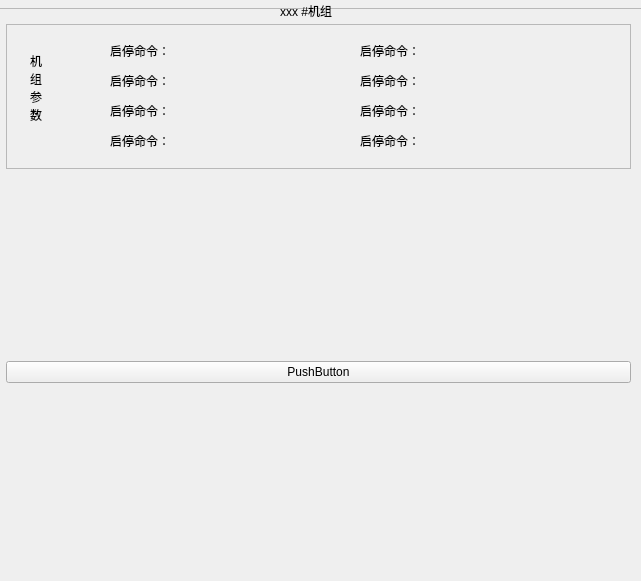
First picture: the form in Form/Module/modularchiller.ui, repository caosq/ChickenFarm, before the edit.
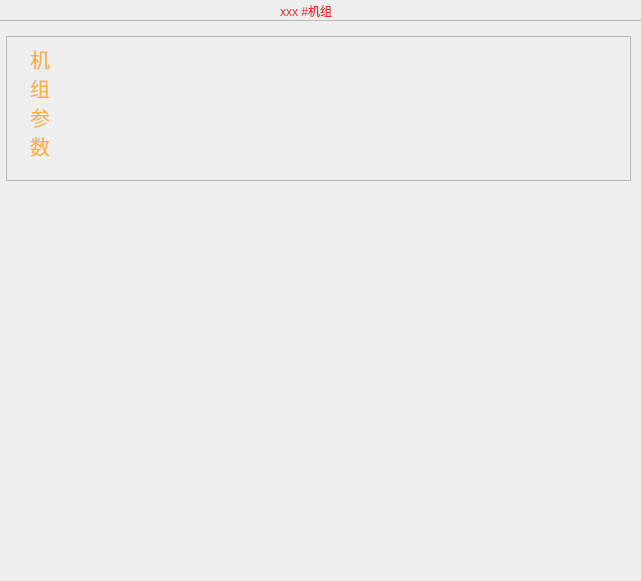
Second picture: the form after the edit. Icons and pictures are not drawn.

The edit to the form file:
```diff
--- a/Form/Module/modularchiller.ui
+++ b/Form/Module/modularchiller.ui
@@ -17,9 +17,9 @@
    <property name="geometry">
     <rect>
      <x>-10</x>
-     <y>8</y>
+     <y>20</y>
      <width>661</width>
-     <height>581</height>
+     <height>569</height>
     </rect>
    </property>
    <property name="styleSheet">
@@ -51,67 +51,57 @@
     <property name="frameShadow">
      <enum>QFrame::Raised</enum>
     </property>
-    <widget class="QLabel" name="label_13">
-     <property name="geometry">
-      <rect>
-       <x>104</x>
-       <y>108</y>
-       <width>81</width>
-       <height>17</height>
-      </rect>
-     </property>
-     <property name="text">
-      <string>启停命令：</string>
-     </property>
-    </widget>
-    <widget class="QLabel" name="label_15">
-     <property name="geometry">
-      <rect>
-       <x>354</x>
-       <y>18</y>
-       <width>81</width>
-       <height>17</height>
-      </rect>
-     </property>
-     <property name="text">
-      <string>启停命令：</string>
-     </property>
-    </widget>
-    <widget class="QLabel" name="label_10">
-     <property name="geometry">
-      <rect>
-       <x>104</x>
-       <y>18</y>
-       <width>81</width>
-       <height>17</height>
-      </rect>
-     </property>
-     <property name="text">
-      <string>启停命令：</string>
-     </property>
-    </widget>
-    <widget class="QLabel" name="label_16">
-     <property name="geometry">
-      <rect>
-       <x>354</x>
-       <y>48</y>
-       <width>81</width>
-       <height>17</height>
-      </rect>
-     </property>
-     <property name="text">
-      <string>启停命令：</string>
-     </property>
-    </widget>
     <widget class="QLabel" name="label_24">
      <property name="geometry">
       <rect>
        <x>24</x>
-       <y>28</y>
-       <width>21</width>
-       <height>91</height>
+       <y>8</y>
+       <width>25</width>
+       <height>129</height>
       </rect>
      </property>
+     <property name="palette">
+      <palette>
+       <active>
+        <colorrole role="WindowText">
+         <brush brushstyle="SolidPattern">
+          <color alpha="255">
+           <red>252</red>
+           <green>175</green>
+           <blue>62</blue>
+          </color>
+         </brush>
+        </colorrole>
+       </active>
+       <inactive>
+        <colorrole role="WindowText">
+         <brush brushstyle="SolidPattern">
+          <color alpha="255">
+           <red>252</red>
+           <green>175</green>
+           <blue>62</blue>
+          </color>
+         </brush>
+        </colorrole>
+       </inactive>
+       <disabled>
+        <colorrole role="WindowText">
+         <brush brushstyle="SolidPattern">
+          <color alpha="255">
+           <red>190</red>
+           <green>190</green>
+           <blue>190</blue>
+          </color>
+         </brush>
+        </colorrole>
+       </disabled>
+      </palette>
+     </property>
+     <property name="font">
+      <font>
+       <pointsize>15</pointsize>
+      </font>
+     </property>
      <property name="toolTipDuration">
       <number>-1</number>
      </property>
@@ -128,117 +118,6 @@
       <set>Qt::AlignJustify|Qt::AlignTop</set>
      </property>
     </widget>
-    <widget class="QLabel" name="label_17">
-     <property name="geometry">
-      <rect>
-       <x>354</x>
-       <y>108</y>
-       <width>81</width>
-       <height>17</height>
-      </rect>
-     </property>
-     <property name="text">
-      <string>启停命令：</string>
-     </property>
-    </widget>
-    <widget class="QLabel" name="label_14">
-     <property name="geometry">
-      <rect>
-       <x>354</x>
-       <y>78</y>
-       <width>81</width>
-       <height>17</height>
-      </rect>
-     </property>
-     <property name="text">
-      <string>启停命令：</string>
-     </property>
-    </widget>
-    <widget class="QLabel" name="label_12">
-     <property name="geometry">
-      <rect>
-       <x>104</x>
-       <y>78</y>
-       <width>81</width>
-       <height>17</height>
-      </rect>
-     </property>
-     <property name="text">
-      <string>启停命令：</string>
-     </property>
-    </widget>
-    <widget class="QLabel" name="label_11">
-     <property name="geometry">
-      <rect>
-       <x>104</x>
-       <y>48</y>
-       <width>81</width>
-       <height>17</height>
-      </rect>
-     </property>
-     <property name="text">
-      <string>启停命令：</string>
-     </property>
-    </widget>
-   </widget>
-   <widget class="QWidget" name="horizontalLayoutWidget">
-    <property name="geometry">
-     <rect>
-      <x>16</x>
-      <y>160</y>
-      <width>625</width>
-      <height>409</height>
-     </rect>
-    </property>
-    <layout class="QHBoxLayout" name="horizontalLayout">
-     <item>
-      <widget class="QPushButton" name="pushButton">
-       <property name="palette">
-        <palette>
-         <active>
-          <colorrole role="WindowText">
-           <brush brushstyle="SolidPattern">
-            <color alpha="255">
-             <red>255</red>
-             <green>255</green>
-             <blue>255</blue>
-            </color>
-           </brush>
-          </colorrole>
-         </active>
-         <inactive>
-          <colorrole role="WindowText">
-           <brush brushstyle="SolidPattern">
-            <color alpha="255">
-             <red>255</red>
-             <green>255</green>
-             <blue>255</blue>
-            </color>
-           </brush>
-          </colorrole>
-         </inactive>
-         <disabled>
-          <colorrole role="WindowText">
-           <brush brushstyle="SolidPattern">
-            <color alpha="255">
-             <red>190</red>
-             <green>190</green>
-             <blue>190</blue>
-            </color>
-           </brush>
-          </colorrole>
-         </disabled>
-        </palette>
-       </property>
-       <property name="styleSheet">
-        <string notr="true"/>
-       </property>
-       <property name="text">
-        <string>PushButton</string>
-       </property>
-      </widget>
-     </item>
-    </layout>
    </widget>
   </widget>
   <widget class="QLabel" name="label">
@@ -250,6 +129,43 @@
      <height>21</height>
     </rect>
    </property>
+   <property name="palette">
+    <palette>
+     <active>
+      <colorrole role="WindowText">
+       <brush brushstyle="SolidPattern">
+        <color alpha="255">
+         <red>239</red>
+         <green>41</green>
+         <blue>41</blue>
+        </color>
+       </brush>
+      </colorrole>
+     </active>
+     <inactive>
+      <colorrole role="WindowText">
+       <brush brushstyle="SolidPattern">
+        <color alpha="255">
+         <red>239</red>
+         <green>41</green>
+         <blue>41</blue>
+        </color>
+       </brush>
+      </colorrole>
+     </inactive>
+     <disabled>
+      <colorrole role="WindowText">
+       <brush brushstyle="SolidPattern">
+        <color alpha="255">
+         <red>190</red>
+         <green>190</green>
+         <blue>190</blue>
+        </color>
+       </brush>
+      </colorrole>
+     </disabled>
+    </palette>
+   </property>
    <property name="styleSheet">
     <string notr="true">font: 63 oblique 16pt &quot;URW Gothic L&quot;;</string>
    </property>
```
